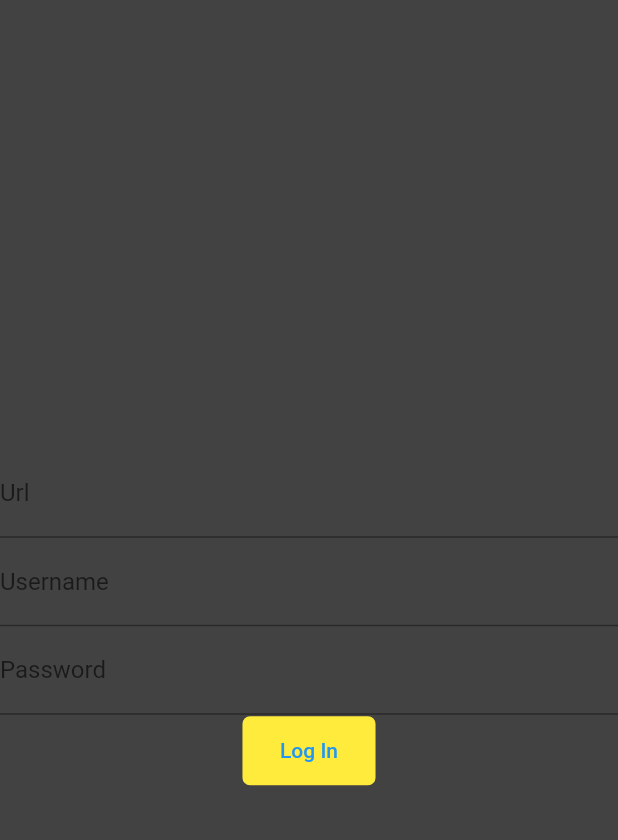
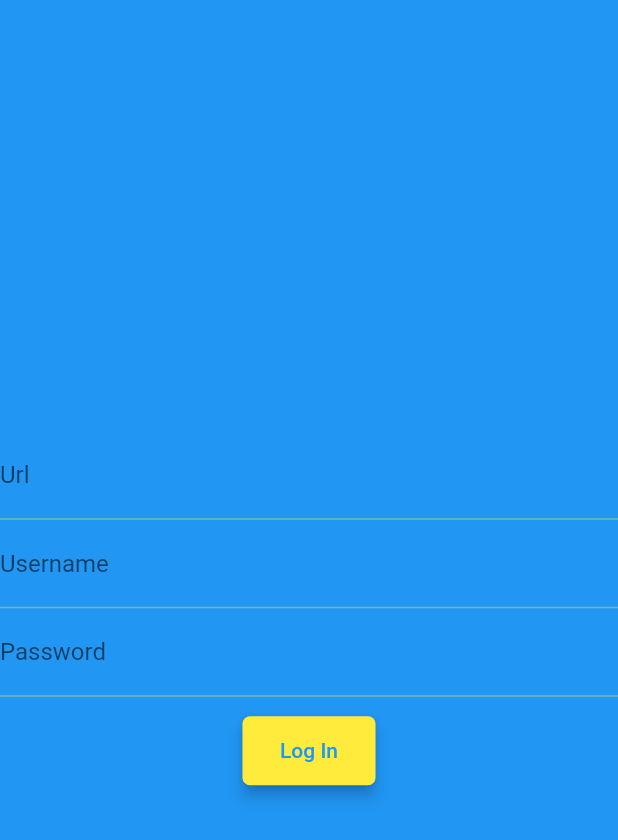
Before and after one commit to jaysonbrennan/braid, a Flutter app: the screen it shows after launch, on a phone screen of 412 x 824 dp. Shown: the top 840 px of the screen. Run offline on Flutter 3.47's test engine with Material 2 defaults, Android fonts, the phone set to English and light mode, and no system bars.

Commit message:
Adding a global theme

```diff
--- a/lib/braid.dart
+++ b/lib/braid.dart
@@ -5,6 +5,7 @@ import 'package:provider/provider.dart';
 import 'routing/braid_delegate.dart';
 import 'routing/braid_parser.dart';
 import 'routing/route_state.dart';
+import 'themes/braid_theme.dart';
 import 'user/user.dart';
 
 class Braid extends StatefulWidget {
@@ -30,15 +31,11 @@ class _BraidState extends State<Braid> {
   Widget build(BuildContext context) {
     return ChangeNotifierProvider<User>(
       create: (context) => User(loginService: RocketchatLogin()),
-      child: MaterialApp(
+      child: MaterialApp.router(
         title: 'Braid',
-        theme: ThemeData(
-          primarySwatch: Colors.blue,
-        ),
-        home: MaterialApp.router(
-          routeInformationParser: _routeInformationParser,
-          routerDelegate: _routerDelegate,
-        ),
+        theme: braidLightTheme,
+        routeInformationParser: _routeInformationParser,
+        routerDelegate: _routerDelegate,
       ),
     );
   }
--- a/lib/screens/login_screen.dart
+++ b/lib/screens/login_screen.dart
@@ -31,7 +31,9 @@ class LoginScreen extends StatelessWidget {
               decoration: const InputDecoration(labelText: 'Password'),
               obscureText: true,
             ),
-            TextButton(
+            Padding(
+              padding: const EdgeInsets.all(12.0),
+              child: TextButton(
                 onPressed: () {
                   var user = context.read<User>();
                   _login(
@@ -41,18 +43,13 @@ class LoginScreen extends StatelessWidget {
                     password: _passwordController.text,
                   );
                 },
-              style: TextButton.styleFrom(
-                  backgroundColor: Colors.yellow,
-                  shape: RoundedRectangleBorder(
-                    borderRadius: BorderRadius.circular(5),
+                child: const Text('Log In'),
               ),
-                  padding: const EdgeInsets.fromLTRB(25, 15, 25, 15)),
-              child: const Text('Log In'),
             ),
           ],
         ),
       ),
-      backgroundColor: const Color(0xFF424242), // dark grey
+      //backgroundColor: const Color(0xFF424242), // dark grey
     );
   }
 
@@ -71,11 +68,9 @@ class LoginScreen extends StatelessWidget {
     if (success) {
       _urlController.text = '';
       _usernameController.text = '';
-      _displayLoginError = false;
-    } else {
-      _displayLoginError = true;
     }
 
+    _displayLoginError = !success;
     _passwordController.text = '';
   }
 }
--- /dev/null
+++ b/lib/themes/braid_theme.dart
@@ -0,0 +1,23 @@
+import 'package:flutter/material.dart';
+
+import 'bottom_bar_theme.dart';
+import 'text_button_theme.dart';
+
+final braidLightTheme = ThemeData(
+  bottomNavigationBarTheme: navigationBarTheme,
+  colorScheme: const ColorScheme(
+    brightness: Brightness.light,
+    primary: Colors.blue,
+    onPrimary: Colors.yellow,
+    secondary: Colors.yellow,
+    onSecondary: Colors.blue,
+    background: Colors.blue,
+    onBackground: Colors.yellow,
+    surface: Colors.blue,
+    onSurface: Colors.yellow,
+    error: Colors.red,
+    onError: Colors.white,
+  ),
+  scaffoldBackgroundColor: Colors.blue,
+  textButtonTheme: textButtonTheme,
+);
--- a/pubspec.yaml
+++ b/pubspec.yaml
@@ -18,7 +18,7 @@ publish_to: 'none' # Remove this line if you wish to publish to pub.dev
 version: 1.0.0+1
 
 environment:
-  sdk: ">=2.15.1 <3.0.0"
+  sdk: ">=2.17.0 <3.0.0"
 
 # Dependencies specify other packages that your package needs in order to work.
 # To automatically upgrade your package dependencies to the latest versions
```
Also changed, not shown: lib/themes/bottom_bar_theme.dart (added, +7 -0 lines), lib/themes/text_button_theme.dart (added, +12 -0 lines), pubspec.lock, 1 other file. Lines whose indentation alone changed are shown as unchanged.
